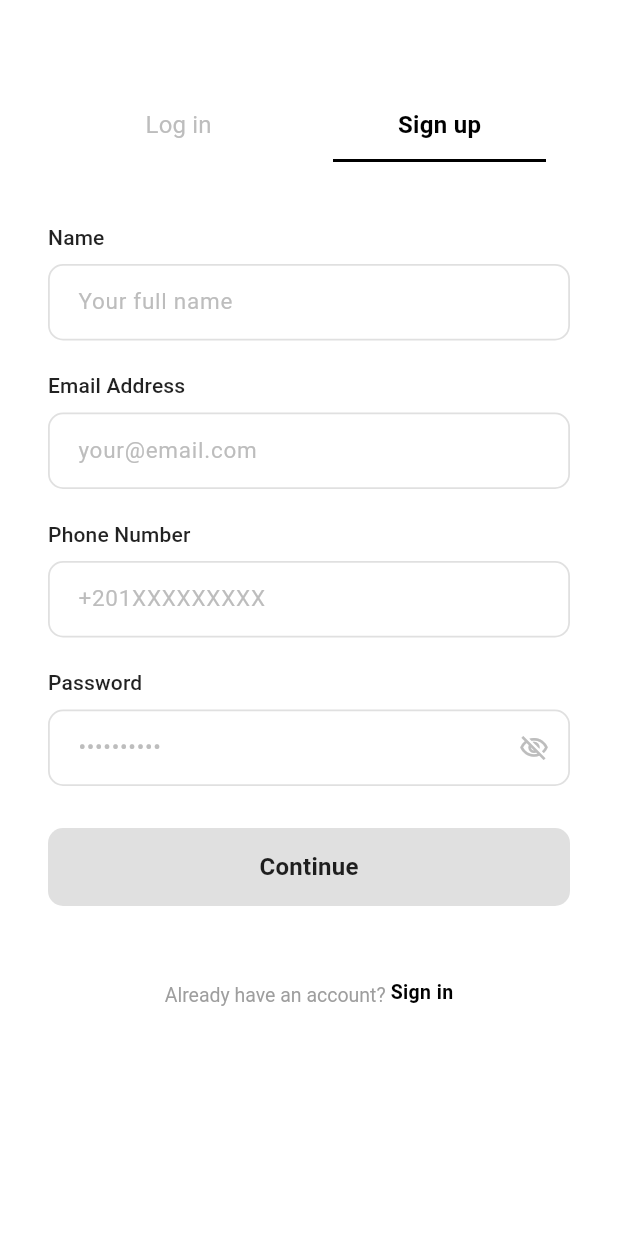
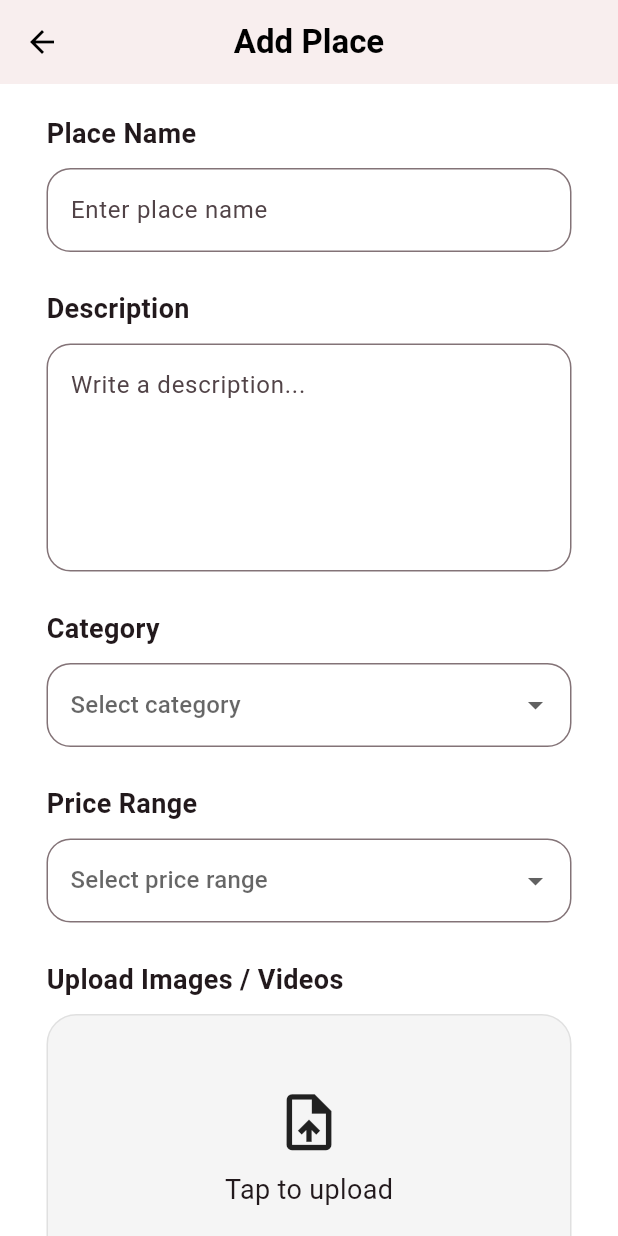
Before and after one commit to kiroreda963/LikeALocal, a Flutter app: the screen it shows after launch, on a phone screen of 412 x 824 dp. Run offline on Flutter 3.47's test engine with Material 3 defaults, Android fonts, the phone set to English and light mode, and no system bars; our stand-ins replace cloud_firestore, firebase_auth, firebase_core; accounts and stored records are empty; Roboto replaces fonts that are missing (SF Pro Display).

Commit message:
Added Add Place screen with Firebase integration

```diff
--- /dev/null
+++ b/lib/add_place/pages/add_place_page.dart
@@ -0,0 +1,385 @@
+import 'package:flutter/material.dart';
+import 'package:cloud_firestore/cloud_firestore.dart';
+
+class AddPlacePage extends StatefulWidget {
+  const AddPlacePage({super.key});
+
+  @override
+  State<AddPlacePage> createState() => _AddPlacePageState();
+}
+
+class _AddPlacePageState extends State<AddPlacePage> {
+  final TextEditingController placeNameController =
+      TextEditingController();
+
+  final TextEditingController descriptionController =
+      TextEditingController();
+
+  String? selectedCategory;
+  String? selectedPriceRange;
+
+  Future<void> publishPlace() async {
+    final placeName = placeNameController.text.trim();
+
+    final description = descriptionController.text.trim();
+
+    if (placeName.isEmpty ||
+        description.isEmpty ||
+        selectedCategory == null ||
+        selectedPriceRange == null) {
+      ScaffoldMessenger.of(context).showSnackBar(
+        const SnackBar(
+          content: Text('Please fill all fields'),
+        ),
+      );
+
+      return;
+    }
+
+    await FirebaseFirestore.instance.collection('places').add({
+      'placeName': placeName,
+      'description': description,
+      'category': selectedCategory,
+      'priceRange': selectedPriceRange,
+      'createdAt': FieldValue.serverTimestamp(),
+    });
+
+    ScaffoldMessenger.of(context).showSnackBar(
+      const SnackBar(
+        content: Text('Place published successfully'),
+      ),
+    );
+
+    placeNameController.clear();
+    descriptionController.clear();
+
+    setState(() {
+      selectedCategory = null;
+      selectedPriceRange = null;
+    });
+  }
+
+  @override
+  void dispose() {
+    placeNameController.dispose();
+    descriptionController.dispose();
+    super.dispose();
+  }
+
+  @override
+  Widget build(BuildContext context) {
+    return Scaffold(
+      backgroundColor: Colors.white,
+
+      appBar: AppBar(
+        backgroundColor: const Color(0xFFF8EEEE),
+        elevation: 0,
+        centerTitle: true,
+
+        leading: IconButton(
+          icon: const Icon(
+            Icons.arrow_back,
+            color: Colors.black,
+          ),
+
+          onPressed: () {
+            Navigator.pop(context);
+          },
+        ),
+
+        title: const Text(
+          'Add Place',
+          style: TextStyle(
+            color: Colors.black,
+            fontWeight: FontWeight.w600,
+          ),
+        ),
+      ),
+
+      body: Center(
+        child: SizedBox(
+          width: 390,
+
+          child: SingleChildScrollView(
+            padding: const EdgeInsets.all(20),
+
+            child: Column(
+              crossAxisAlignment: CrossAxisAlignment.start,
+
+              children: [
+                /// PLACE NAME
+                const Text(
+                  'Place Name',
+                  style: TextStyle(
+                    fontSize: 18,
+                    fontWeight: FontWeight.w600,
+                  ),
+                ),
+
+                const SizedBox(height: 10),
+
+                TextField(
+                  controller: placeNameController,
+
+                  decoration: InputDecoration(
+                    hintText: 'Enter place name',
+
+                    border: OutlineInputBorder(
+                      borderRadius: BorderRadius.circular(16),
+                    ),
+                  ),
+                ),
+
+                const SizedBox(height: 25),
+
+                /// DESCRIPTION
+                const Text(
+                  'Description',
+                  style: TextStyle(
+                    fontSize: 18,
+                    fontWeight: FontWeight.w600,
+                  ),
+                ),
+
+                const SizedBox(height: 10),
+
+                TextField(
+                  controller: descriptionController,
+                  maxLines: 5,
+
+                  decoration: InputDecoration(
+                    hintText: 'Write a description...',
+
+                    border: OutlineInputBorder(
+                      borderRadius: BorderRadius.circular(16),
+                    ),
+                  ),
+                ),
+
+                const SizedBox(height: 25),
+
+                /// CATEGORY
+                const Text(
+                  'Category',
+                  style: TextStyle(
+                    fontSize: 18,
+                    fontWeight: FontWeight.w600,
+                  ),
+                ),
+
+                const SizedBox(height: 10),
+
+                DropdownButtonFormField<String>(
+                  value: selectedCategory,
+
+                  decoration: InputDecoration(
+                    border: OutlineInputBorder(
+                      borderRadius: BorderRadius.circular(16),
+                    ),
+                  ),
+
+                  hint: const Text('Select category'),
+
+                  items: const [
+                    DropdownMenuItem(
+                      value: 'Restaurant',
+                      child: Text('Restaurant'),
+                    ),
+
+                    DropdownMenuItem(
+                      value: 'Cafe',
+                      child: Text('Cafe'),
+                    ),
+
+                    DropdownMenuItem(
+                      value: 'Hotel',
+                      child: Text('Hotel'),
+                    ),
+
+                    DropdownMenuItem(
+                      value: 'Museum',
+                      child: Text('Museum'),
+                    ),
+                  ],
+
+                  onChanged: (value) {
+                    setState(() {
+                      selectedCategory = value;
+                    });
+                  },
+                ),
+
+                const SizedBox(height: 25),
+
+                /// PRICE RANGE
+                const Text(
+                  'Price Range',
+                  style: TextStyle(
+                    fontSize: 18,
+                    fontWeight: FontWeight.w600,
+                  ),
+                ),
+
+                const SizedBox(height: 10),
+
+                DropdownButtonFormField<String>(
+                  value: selectedPriceRange,
+
+                  decoration: InputDecoration(
+                    border: OutlineInputBorder(
+                      borderRadius: BorderRadius.circular(16),
+                    ),
+                  ),
+
+                  hint: const Text('Select price range'),
+
+                  items: const [
+                    DropdownMenuItem(
+                      value: '\$',
+                      child: Text('\$'),
+                    ),
+
+                    DropdownMenuItem(
+                      value: '\$\$',
+                      child: Text('\$\$'),
+                    ),
+
+                    DropdownMenuItem(
+                      value: '\$\$\$',
+                      child: Text('\$\$\$'),
+                    ),
+                  ],
+
+                  onChanged: (value) {
+                    setState(() {
+                      selectedPriceRange = value;
+                    });
+                  },
+                ),
+
+                const SizedBox(height: 25),
+
+                /// UPLOAD
+                const Text(
+                  'Upload Images / Videos',
+                  style: TextStyle(
+                    fontSize: 18,
+                    fontWeight: FontWeight.w600,
+                  ),
+                ),
+
+                const SizedBox(height: 10),
+
+                Container(
+                  height: 180,
+                  width: double.infinity,
+
+                  decoration: BoxDecoration(
+                    border: Border.all(
+                      color: Colors.grey.shade300,
+                    ),
+
+                    borderRadius: BorderRadius.circular(20),
+
+                    color: Colors.grey.shade100,
+                  ),
+
+                  child: const Column(
+                    mainAxisAlignment: MainAxisAlignment.center,
+
+                    children: [
+                      Icon(
+                        Icons.upload_file,
+                        size: 45,
+                      ),
+
+                      SizedBox(height: 10),
+
+                      Text(
+                        'Tap to upload',
+                        style: TextStyle(fontSize: 18),
+                      ),
+                    ],
+                  ),
+                ),
+
+                const SizedBox(height: 25),
+
+                /// LOCATION
+                const Text(
+                  'Location',
+                  style: TextStyle(
+                    fontSize: 18,
+                    fontWeight: FontWeight.w600,
+                  ),
+                ),
+
+                const SizedBox(height: 10),
+
+                Container(
+                  height: 180,
+                  width: double.infinity,
+
+                  decoration: BoxDecoration(
+                    borderRadius: BorderRadius.circular(20),
+
+                    color: Colors.grey.shade200,
+                  ),
+
+                  child: const Column(
+                    mainAxisAlignment: MainAxisAlignment.center,
+
+                    children: [
+                      Icon(
+                        Icons.location_on,
+                        size: 45,
+                      ),
+
+                      SizedBox(height: 10),
+
+                      Text(
+                        'Choose location on map',
+                        style: TextStyle(fontSize: 18),
+                      ),
+                    ],
+                  ),
+                ),
+
+                const SizedBox(height: 30),
+
+                /// BUTTON
+                SizedBox(
+                  width: double.infinity,
+                  height: 60,
+
+                  child: ElevatedButton(
+                    style: ElevatedButton.styleFrom(
+                      backgroundColor: const Color(0xFFF8E6EA),
+
+                      shape: RoundedRectangleBorder(
+                        borderRadius: BorderRadius.circular(30),
+                      ),
+                    ),
+
+                    onPressed: publishPlace,
+
+                    child: const Text(
+                      'Publish Place',
+                      style: TextStyle(
+                        fontSize: 20,
+                        fontWeight: FontWeight.w600,
+                        color: Color(0xFF8A4D61),
+                      ),
+                    ),
+                  ),
+                ),
+
+                const SizedBox(height: 30),
+              ],
+            ),
+          ),
+        ),
+      ),
+    );
+  }
+}
--- a/lib/main.dart
+++ b/lib/main.dart
@@ -1,26 +1,28 @@
 import 'package:flutter/material.dart';
 import 'package:firebase_core/firebase_core.dart';
 import 'package:provider/provider.dart';
+
+import 'firebase_options.dart';
 import 'auth/auth_provider.dart';
 import 'auth/pages/auth_page.dart';
-import 'package:cloud_firestore/cloud_firestore.dart';
 import 'home/pages/home_page_main.dart';
-
+import 'add_place/pages/add_place_page.dart';
 
 void main() async {
-   WidgetsFlutterBinding.ensureInitialized();
-   try {
-     await Firebase.initializeApp();
-     print('Firebase initialized successfully');
-   } catch (e) {
-     print('Error initializing Firebase: $e');
-   }
-  runApp(MultiProvider(
+  WidgetsFlutterBinding.ensureInitialized();
+
+  await Firebase.initializeApp(
+    options: DefaultFirebaseOptions.currentPlatform,
+  );
+
+  runApp(
+    MultiProvider(
       providers: [
         ChangeNotifierProvider(create: (_) => AuthProvider()),
       ],
-      child: MyApp(),
-      ));
+      child: const MyApp(),
+    ),
+  );
 }
 
 class MyApp extends StatelessWidget {
@@ -29,7 +31,7 @@ class MyApp extends StatelessWidget {
   @override
   Widget build(BuildContext context) {
     return MaterialApp(
-      title: 'Auth',
+      title: 'LikeALocal',
       debugShowCheckedModeBanner: false,
       theme: ThemeData(
         fontFamily: 'SF Pro Display',
@@ -37,10 +39,14 @@ class MyApp extends StatelessWidget {
         colorScheme: ColorScheme.fromSeed(seedColor: Colors.black),
         useMaterial3: true,
       ),
-      initialRoute: '/auth',
+
+      // TEMPORARY: open Add Place screen directly
+      initialRoute: '/add-place',
+
       routes: {
         '/auth': (context) => const AuthScreen(),
         '/home': (context) => const MainHomePage(),
+        '/add-place': (context) => const AddPlacePage(),
       },
     );
   }
```
Also changed, not shown: firebase.json (added), lib/firebase_options.dart (added), 1 other file.
